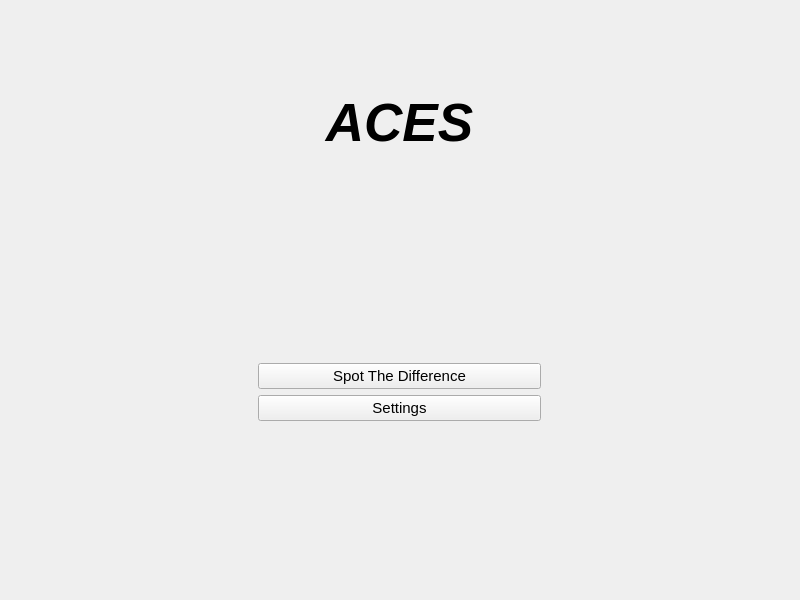
Qt form ACES.ui (gct0005/ACES) before a commit.
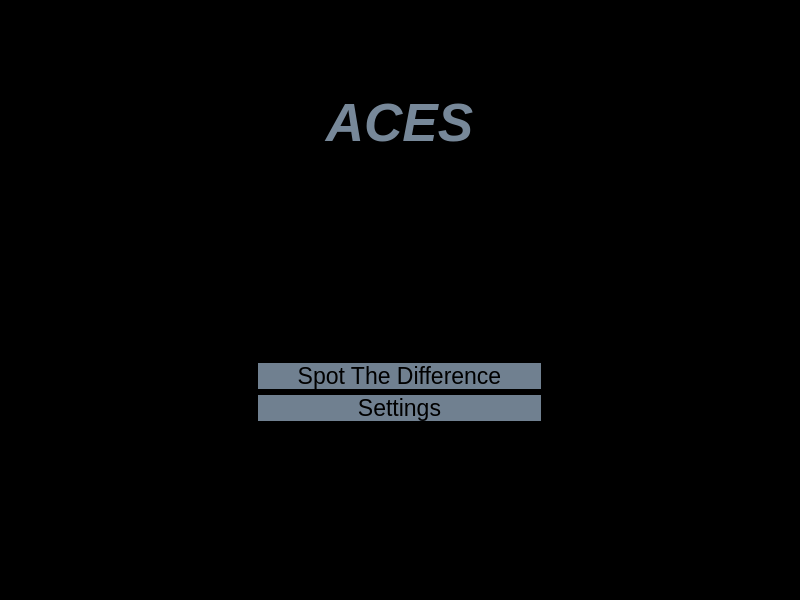
The same form after that commit.

The edit to the form file:
```diff
--- a/ACES.ui
+++ b/ACES.ui
@@ -19,6 +19,9 @@
   <property name="windowTitle">
    <string>Widget</string>
   </property>
+  <property name="styleSheet">
+   <string notr="true">background-color: black</string>
+  </property>
   <widget class="QStackedWidget" name="stackedWidget">
    <property name="geometry">
     <rect>
@@ -73,8 +76,12 @@
              <pointsize>40</pointsize>
              <italic>true</italic>
              <bold>true</bold>
+             <kerning>false</kerning>
             </font>
            </property>
+           <property name="styleSheet">
+            <string notr="true">color: lightslategrey</string>
+           </property>
            <property name="text">
             <string>ACES</string>
            </property>
@@ -109,9 +116,24 @@
            </property>
            <property name="font">
             <font>
-             <pointsize>11</pointsize>
+             <pointsize>17</pointsize>
             </font>
            </property>
+           <property name="styleSheet">
+            <string notr="true">QPushButton#spotDiffButton { 
+	background-color: slategrey; 
+	border-radius: 15px;
+	color: black; 
+}
+
+QPushButton#spotDiffButton:hover { 
+	background-color: rgb(142, 158, 174); 
+	border-radius: 15px;
+	border: 2px solid slategrey;
+}
+
+</string>
+           </property>
            <property name="text">
             <string>Spot The Difference</string>
            </property>
@@ -121,9 +143,24 @@
           <widget class="QPushButton" name="settingsButton">
            <property name="font">
             <font>
-             <pointsize>11</pointsize>
+             <pointsize>17</pointsize>
             </font>
            </property>
+           <property name="styleSheet">
+            <string notr="true">QPushButton#settingsButton { 
+	background-color: slategrey; 
+	border-radius: 15px;
+	color: black; 
+}
+
+QPushButton#settingsButton:hover { 
+	background-color: rgb(142, 158, 174); 
+	border-radius: 15px;
+	border: 2px solid slategrey;
+}
+
+</string>
+           </property>
            <property name="text">
             <string>Settings</string>
            </property>
```
